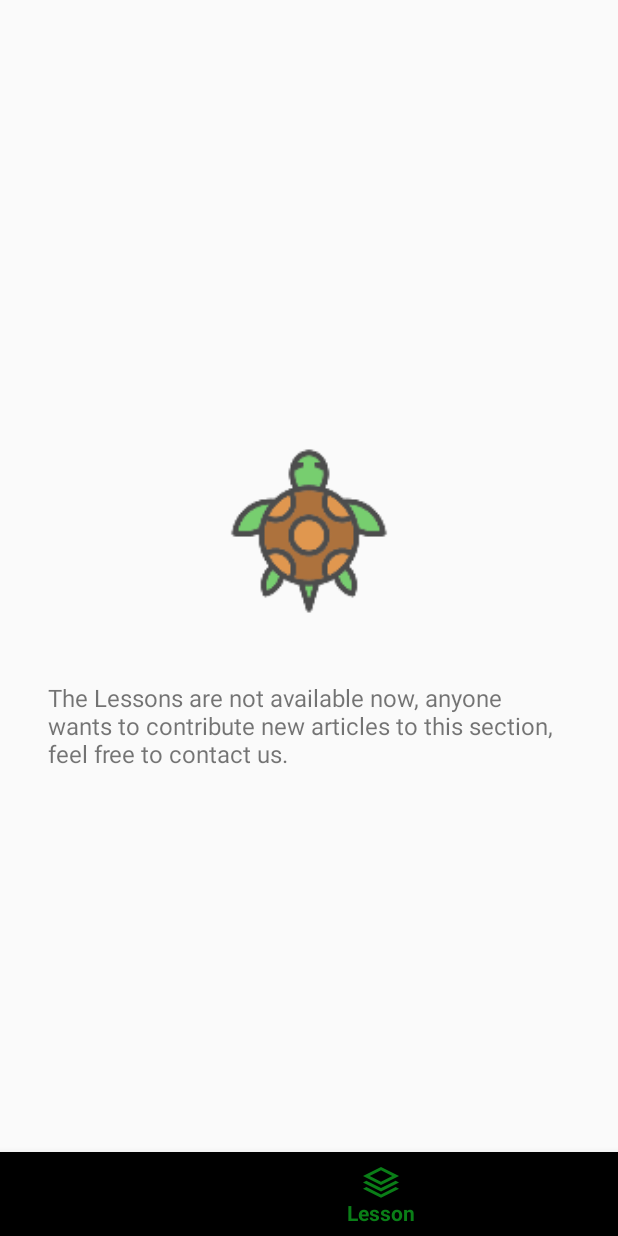
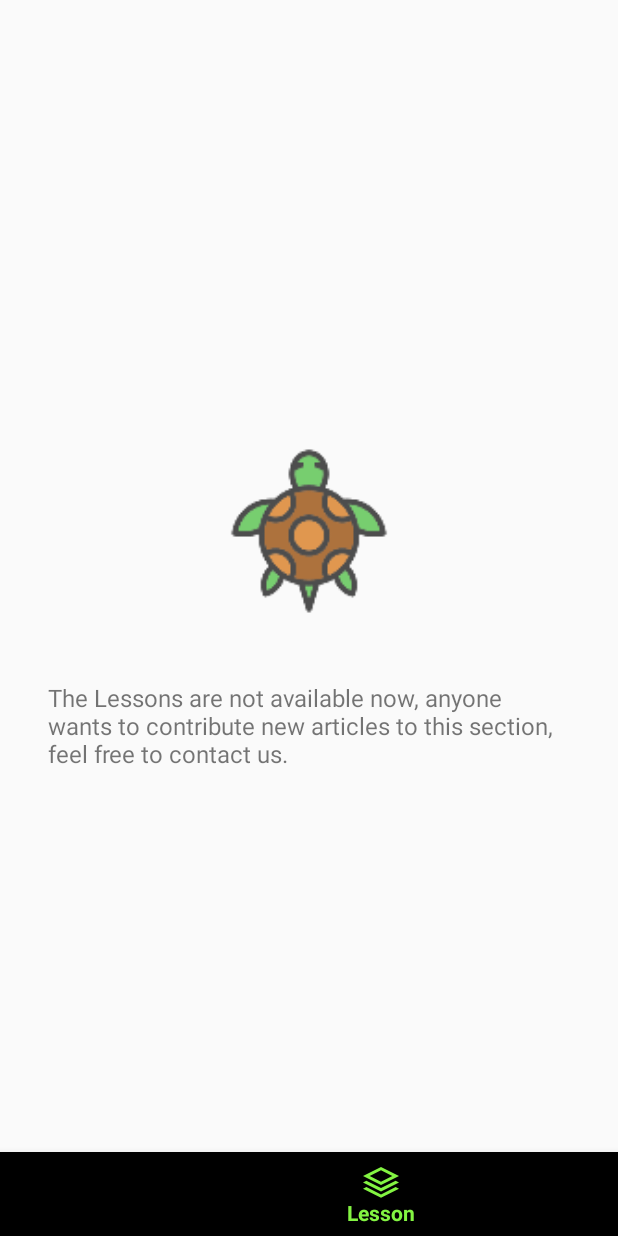
Before and after one commit to Aaron19960821/Turtle, an Android app: the screen it shows after launch (MainActivity), item 3 of the bottom bar chosen, on a phone screen of 412 x 824 dp. Run offline under Robolectric (Android 15) with nearby library versions, the phone set to English and light mode, and no system bars.

Commit message:
change_color

```diff
--- a/app/src/main/java/com/yucwang/turtle/LessonFragment.kt
+++ b/app/src/main/java/com/yucwang/turtle/LessonFragment.kt
@@ -7,16 +7,38 @@ import android.view.LayoutInflater
 import android.view.View
 import android.view.ViewGroup
 import android.widget.TextView
+import com.yucwang.turtle.Theme.SystemUiUtils
+import com.yucwang.turtle.Theme.ThemeInterface
 
 /**
  * The lesson fragment, currently no lesson
  * is here.
  */
-class LessonFragment : Fragment() {
+class LessonFragment : Fragment(), ThemeInterface {
 
     override fun onCreateView(inflater: LayoutInflater, container: ViewGroup?,
                               savedInstanceState: Bundle?): View? {
+        updateSystemUi()
+
         return inflater.inflate(R.layout.lesson_main, null)
+    }
+
+    override fun getNavigationBarColor(): Int {
+        return resources.getColor(R.color.colorPass)
+    }
+
+    override fun getStatusBarColor(): Int {
+        return resources.getColor(R.color.colorPass)
+    }
+
+    override fun updateSystemUi() {
+        val navigationBarColor = getNavigationBarColor()
+        SystemUiUtils.setNavigationBarColor(activity!!.window, navigationBarColor)
+        SystemUiUtils.setNavigationBarIconColor(activity!!.window, navigationBarColor)
+
+        val statusBarColor = getStatusBarColor()
+        SystemUiUtils.setStatusBarColor(activity!!.window, statusBarColor)
+        SystemUiUtils.setStatusBarIconColor(activity!!.window, statusBarColor)
     }
 
     companion object {
--- a/app/src/main/res/values/colors.xml
+++ b/app/src/main/res/values/colors.xml
@@ -4,7 +4,7 @@
     <color name="colorPrimaryDark">#303F9F</color>
     <color name="colorAccent">#FF4081</color>
 
-    <color name="colorPass">#0A7E17</color>
-    <color name="colorAlert">#A80C17</color>
+    <color name="colorPass">#83F442</color>
+    <color name="colorAlert">#F92020</color>
     <color name="textWhite">#FEFEFE</color>
 </resources>
```
